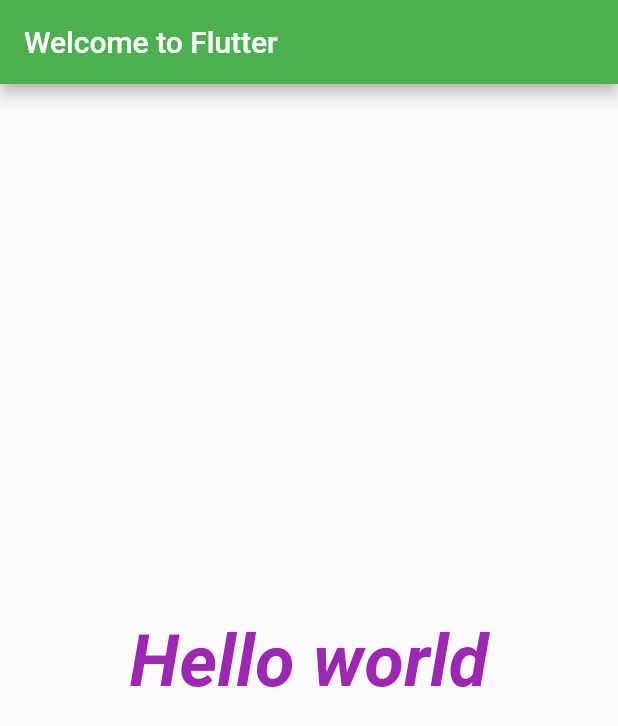
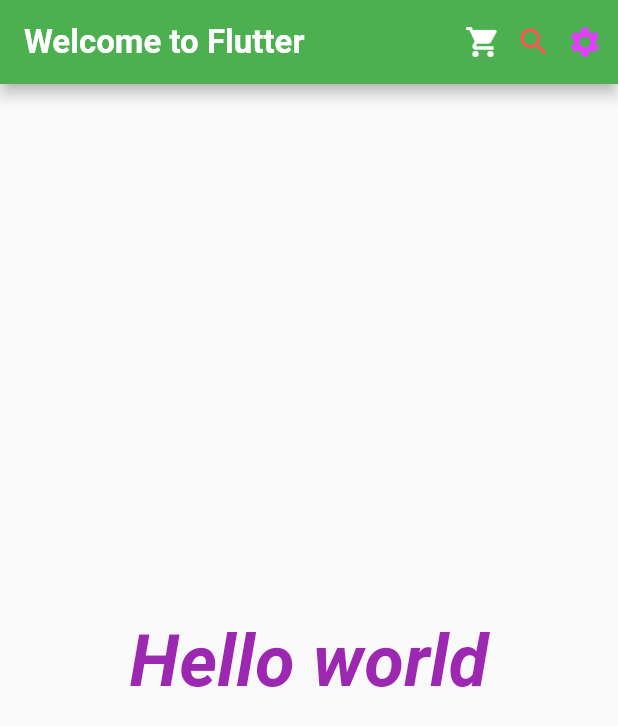
Before and after one commit to YeongChaeYun7/Flutter, a Flutter app: the screen it shows after launch, on a phone screen of 412 x 824 dp. Shown: the top 726 px of the screen. Run offline on Flutter 3.47's test engine with Material 2 defaults, Android fonts, the phone set to English and light mode, and no system bars; our stand-ins replace google_fonts; Roboto replaces fonts that are missing (Aladin).

Commit message:
앱바 실습

```diff
--- a/hello_flutter/lib/main.dart
+++ b/hello_flutter/lib/main.dart
@@ -25,7 +25,23 @@
       ),
       home: Scaffold( // Scaffold 위젯은 appbar, title, body 속성 지정
         appBar: AppBar(
-          title: Text('Welcome to Flutter'),
+          title: Text('Welcome to Flutter',
+          style: TextStyle( //앱바 타이틀의 텍스트 스타일 설정
+            fontSize: 22,
+            fontWeight: FontWeight.bold,
+            color: Colors.white,
+          ),
+          ),
+          actions: [ // 앱바에 아이콘 추가
+            Icon(Icons.shopping_cart), // 쇼핑카트 아이콘
+            SizedBox(width: 10),// 위젯 간 여백 조정
+            Icon(Icons.search_rounded,
+            color: Colors.redAccent,),// 검색 아이콘, 색상 변경
+            SizedBox(width: 10),
+            Icon(Icons.settings,
+            color: Colors.purpleAccent,), // ,설정 아이콘, 색상 변경
+            SizedBox(width: 10),
+          ],
         ),
       body: Center(
         child: Text('Hello world',
```
